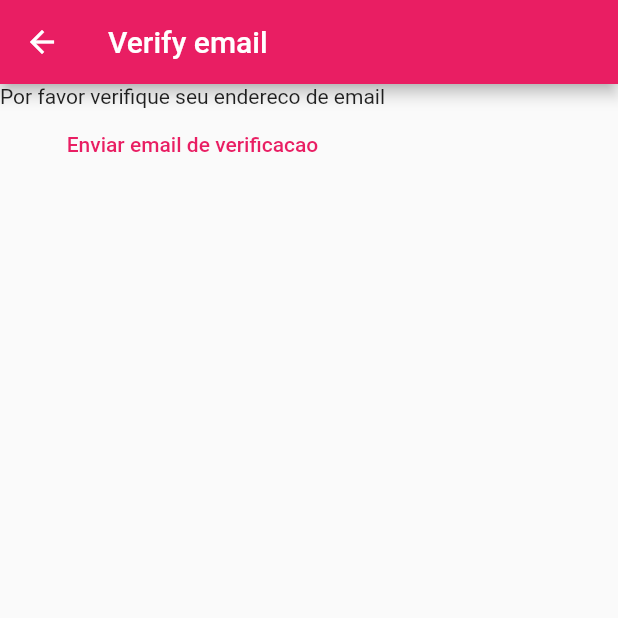
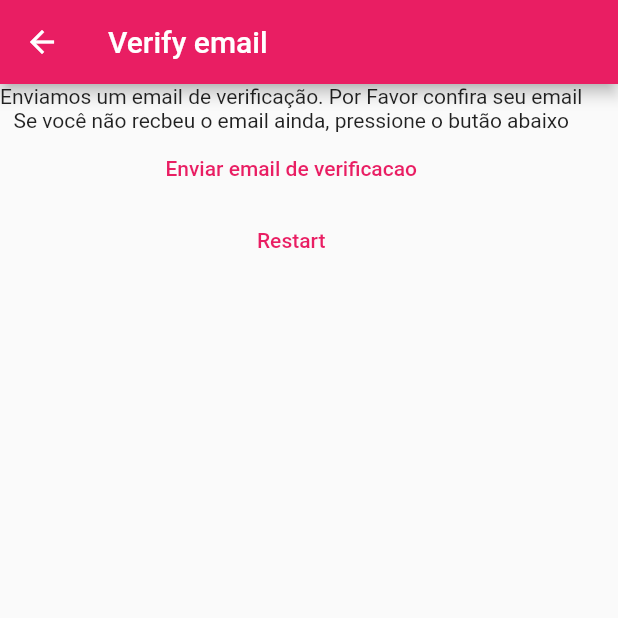
Before and after one commit to andre-brandao/flutter_codecamp, a Flutter app: the VerifyEmailView screen opened directly, on a phone screen of 412 x 824 dp, the top half of it. Run offline on Flutter 3.47's test engine with Material 2 defaults, Android fonts, the light colour scheme and no system bars; our stand-ins replace firebase_auth, firebase_core; accounts and stored records are empty.

Commit message:
modificacoes na confirmacao de email

```diff
--- a/lib/constants/routes.dart
+++ b/lib/constants/routes.dart
@@ -1,3 +1,4 @@
 const loginRoute = '/login/';
 const registerRoute = '/register/';
 const notesRoute = '/notes/';
+const verifyEmailRoute = '/verify-email/';
--- a/lib/main.dart
+++ b/lib/main.dart
@@ -3,7 +3,7 @@ import 'package:firebase_core/firebase_core.dart';
 import 'package:flutter/material.dart';
 import 'firebase_options.dart';
 
-import 'dart:developer' as devtools show log;
+// import 'dart:developer' as devtools show log;
 
 import 'package:flutter_codecamp/views/verify_email_build.dart';
 import 'package:flutter_codecamp/views/register_view.dart';
@@ -27,6 +27,7 @@ void main() {
         loginRoute: (context) => const LoginView(),
         registerRoute: (context) => const RegisterView(),
         notesRoute: (context) => const NotesView(),
+        verifyEmailRoute: (context) => const VerifyEmailView(),
       },
     ),
   );
--- a/lib/views/verify_email_build.dart
+++ b/lib/views/verify_email_build.dart
@@ -1,5 +1,6 @@
 import 'package:firebase_auth/firebase_auth.dart';
 import 'package:flutter/material.dart';
+import 'package:flutter_codecamp/constants/routes.dart';
 
 class VerifyEmailView extends StatefulWidget {
   const VerifyEmailView({Key? key}) : super(key: key);
@@ -17,13 +18,26 @@ class _VerifyEmailViewState extends State<VerifyEmailView> {
       ),
       body: Column(
         children: [
-          const Text('Por favor verifique seu endereco de email'),
+          const Text(
+              'Enviamos um email de verificação. Por Favor confira seu email'),
+          const Text(
+              'Se você não recbeu o email ainda, pressione o butão abaixo'),
           TextButton(
             onPressed: () async {
               final user = FirebaseAuth.instance.currentUser;
               await user?.sendEmailVerification();
             },
             child: const Text('Enviar email de verificacao'),
+          ),
+          TextButton(
+            onPressed: () async {
+              await FirebaseAuth.instance.signOut();
+              Navigator.of(context).pushNamedAndRemoveUntil(
+                registerRoute,
+                (route) => false,
+              );
+            },
+            child: const Text('Restart'),
           )
         ],
       ),
```
Also changed, not shown: lib/views/register_view.dart (+28 -7 lines).
